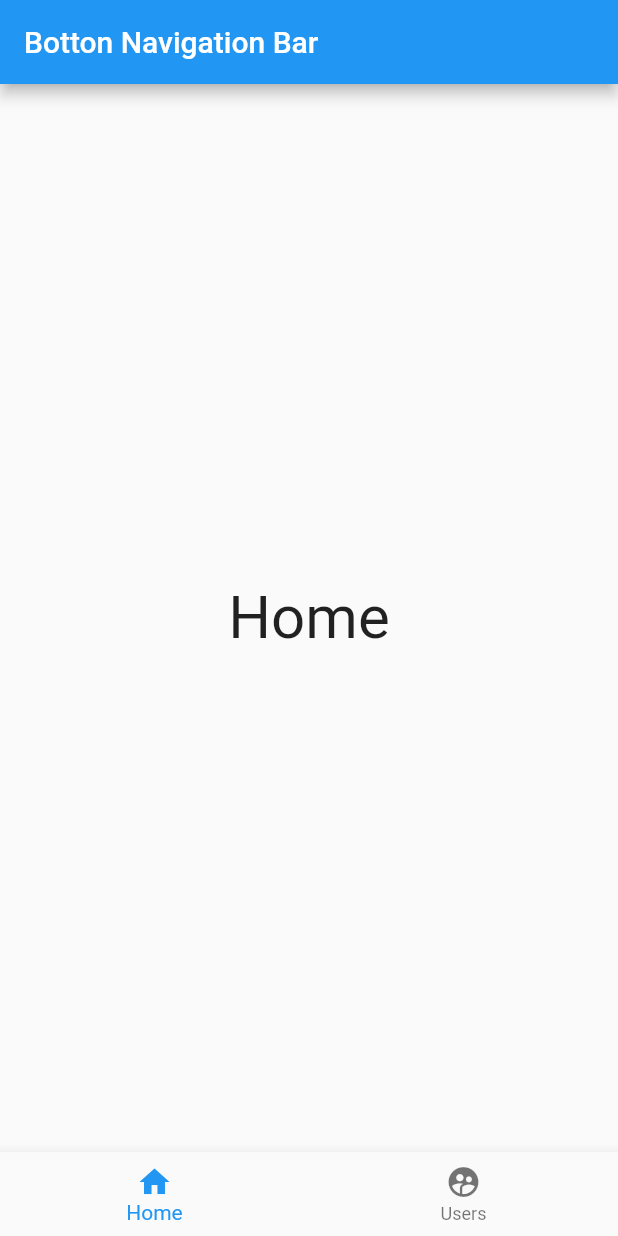
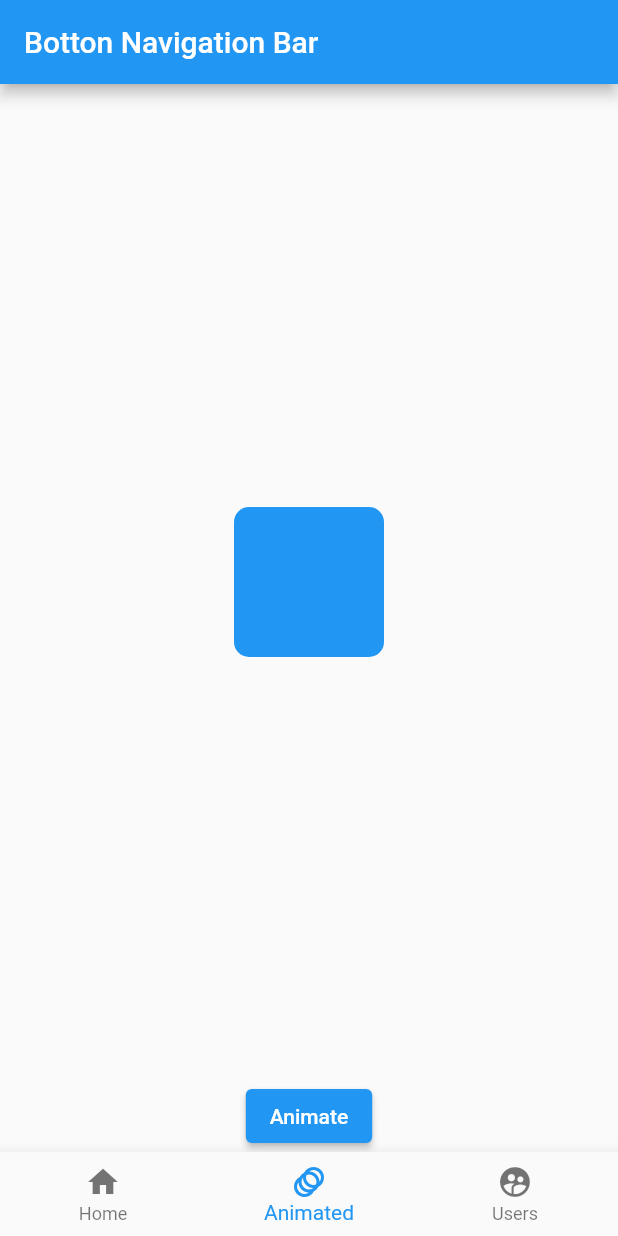
Before and after one commit to EdwinLopezz17/fluttercourse, a Flutter app: the screen it shows after launch, on a phone screen of 412 x 824 dp. Run offline on Flutter 3.47's test engine with Material 2 defaults, Android fonts, the phone set to English and light mode, and no system bars.

Commit message:
Animated Container

```diff
--- a/lib/main.dart
+++ b/lib/main.dart
@@ -1,4 +1,5 @@
 
+import 'package:courseflutter/pages/ContainerAnimado.dart';
 import 'package:courseflutter/pages/HomePage.dart';
 import 'package:courseflutter/pages/UserPage.dart';
 import 'package:flutter/material.dart';
@@ -26,9 +27,10 @@ class MyHomePageState extends StatefulWidget {
 
 class _MyHomePageState extends State<MyHomePageState> {
 
-  int _actualPage = 0;
+  int _actualPage = 1;
   List<Widget>_pages=[
     HomePage(),
+    Animated(),
     UserPage(),
   ];
 
@@ -56,6 +58,10 @@ class _MyHomePageState extends State<MyHomePageState> {
             label: "Home",
           ),
           BottomNavigationBarItem(
+            icon: Icon(Icons.animation),
+            label: "Animated",
+          ),
+          BottomNavigationBarItem(
             icon: Icon(Icons.supervised_user_circle),
             label: "Users",
           ),
--- /dev/null
+++ b/lib/pages/ContainerAnimado.dart
@@ -0,0 +1,58 @@
+
+import 'dart:math';
+
+import 'package:flutter/cupertino.dart';
+import 'package:flutter/material.dart';
+
+class Animated extends StatefulWidget {
+  const Animated({super.key});
+
+  @override
+  State<Animated> createState() => _AnimatedState();
+}
+
+class _AnimatedState extends State<Animated> {
+
+  double _width = 100.0;
+  double _heigth = 100.0;
+  Color _color = Colors.blue;
+  BorderRadius _borderRadius = BorderRadius.circular(10);
+
+  void _changeContainer(){
+
+    final random = Random();
+    _width = random.nextInt(350).toDouble();
+    _heigth = random.nextInt(350).toDouble();
+    _color = Color.fromRGBO(random.nextInt(255), random.nextInt(255), random.nextInt(255), 1);
+    _borderRadius = BorderRadius.circular(random.nextInt(30).toDouble());
+
+    setState(() {
+
+    });
+  }
+
+  @override
+  Widget build(BuildContext context) {
+    return Column(
+      children: [
+        Expanded(
+          child:Center(
+          child: AnimatedContainer(
+            duration: Duration(milliseconds: 500),
+            curve: Curves.fastOutSlowIn,
+            width: _width,
+            height: _heigth,
+            decoration: BoxDecoration(
+              borderRadius: _borderRadius,
+              color: _color,
+            ),
+          ),
+        ),),
+        ElevatedButton(
+            onPressed: _changeContainer,
+            child: Text("Animate")
+        )
+      ],
+    );
+  }
+}
```
